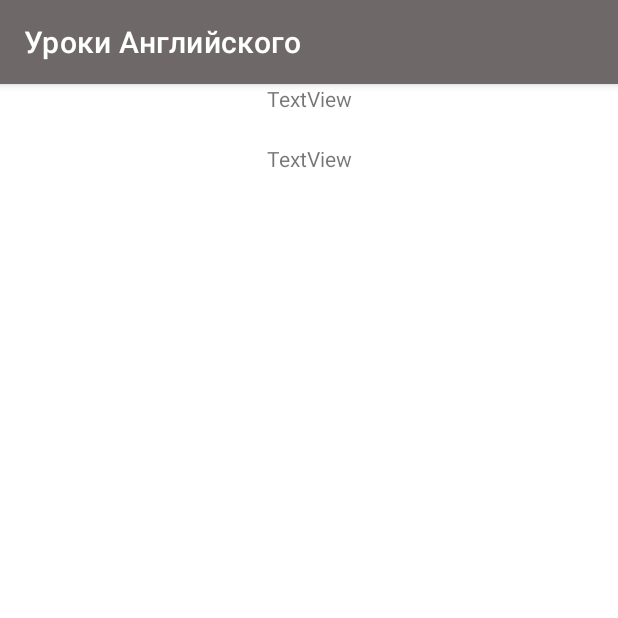
After one commit to KornevSergei/EnglishLessons, an Android app: the LessonDescription screen opened directly, with no data from a screen before it, on a phone screen of 412 x 824 dp, the top half of it. The commit adds this screen. Run offline under Robolectric (Android 15) with nearby library versions, the phone set to English and light mode, and no system bars.

Commit message:
Commit 5

```diff
--- a/app/src/main/AndroidManifest.xml
+++ b/app/src/main/AndroidManifest.xml
@@ -9,6 +9,7 @@
         android:roundIcon="@mipmap/ic_launcher_round"
         android:supportsRtl="true"
         android:theme="@style/Theme.EnglishLessons">
+        <activity android:name=".LessonDescription"></activity>
         <activity android:name=".StartActivity">
             <intent-filter>
                 <action android:name="android.intent.action.MAIN" />
--- /dev/null
+++ b/app/src/main/java/com/example/englishlessons/LessonDescription.java
@@ -0,0 +1,14 @@
+package com.example.englishlessons;
+
+import androidx.appcompat.app.AppCompatActivity;
+
+import android.os.Bundle;
+
+public class LessonDescription extends AppCompatActivity {
+
+    @Override
+    protected void onCreate(Bundle savedInstanceState) {
+        super.onCreate(savedInstanceState);
+        setContentView(R.layout.activity_lesson_decription);
+    }
+}
--- /dev/null
+++ b/app/src/main/res/layout/activity_lesson_decription.xml
@@ -0,0 +1,48 @@
+<?xml version="1.0" encoding="utf-8"?>
+<androidx.constraintlayout.widget.ConstraintLayout xmlns:android="http://schemas.android.com/apk/res/android"
+    xmlns:app="http://schemas.android.com/apk/res-auto"
+    xmlns:tools="http://schemas.android.com/tools"
+    android:layout_width="match_parent"
+    android:layout_height="match_parent"
+    tools:context=".LessonDescription">
+
+    <ScrollView
+        android:layout_width="match_parent"
+        android:layout_height="wrap_content"
+        tools:ignore="MissingConstraints">
+
+        <androidx.constraintlayout.widget.ConstraintLayout
+            android:layout_width="match_parent"
+            android:layout_height="wrap_content">
+
+            <TextView
+                android:id="@+id/titleTextView"
+                android:layout_width="wrap_content"
+                android:layout_height="wrap_content"
+                android:layout_marginStart="40dp"
+                android:layout_marginTop="40dp"
+                android:layout_marginEnd="40dp"
+                android:layout_marginBottom="71dp"
+                android:text="TextView"
+                app:layout_constraintEnd_toEndOf="parent"
+                app:layout_constraintStart_toStartOf="parent"
+                app:layout_constraintTop_toTopOf="parent" />
+
+            <TextView
+                android:id="@+id/descriptionTextView"
+                android:layout_width="wrap_content"
+                android:layout_height="wrap_content"
+                android:layout_marginStart="40dp"
+                android:layout_marginTop="20dp"
+                android:layout_marginEnd="40dp"
+                android:layout_marginBottom="451dp"
+                android:text="TextView"
+                app:layout_constraintBottom_toBottomOf="parent"
+                app:layout_constraintEnd_toEndOf="parent"
+                app:layout_constraintStart_toStartOf="parent" />
+
+        </androidx.constraintlayout.widget.ConstraintLayout>
+
+    </ScrollView>
+
+</androidx.constraintlayout.widget.ConstraintLayout>
--- a/app/src/main/res/layout/activity_start.xml
+++ b/app/src/main/res/layout/activity_start.xml
@@ -29,9 +29,11 @@
                 android:layout_height="match_parent"
                 android:orientation="vertical">
 
-                <Button
+                <androidx.recyclerview.widget.RecyclerView
+                    android:id="@+id/recyclerView"
                     android:layout_width="match_parent"
-                    android:layout_height="wrap_content"/>
+                    android:layout_height="match_parent"
+                    android:scrollbars="vertical" />
             </LinearLayout>
 
             <LinearLayout
```
Also changed, not shown: app/src/main/java/com/example/englishlessons/LessonAdapter.java (+34 -3 lines), app/src/main/java/com/example/englishlessons/StartActivity.java (+24 -0 lines).
